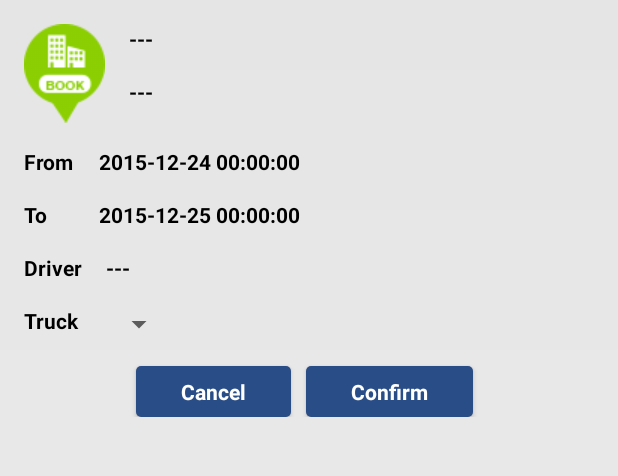
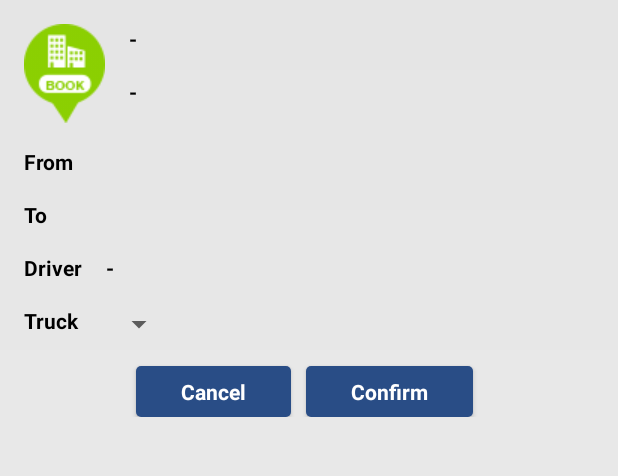
Before and after one commit to phitien/bstp, an Android app: the ConfirmReservationDetailsActivity screen opened directly, with no data from a screen before it, on a phone screen of 412 x 824 dp, the part 117-593 px from its top. Run offline under Robolectric (Android 15) with nearby library versions, the phone set to English and light mode, and no system bars; libraries missing offline, so code that uses them is left out: de.greenrobot.event; network calls fail; pictures from the network do not load; 8 statements that could not run were skipped.

Commit message:
ICMSTP-115

```diff
--- a/app/src/main/java/com/bosch/si/emobility/bstp/activity/ConfirmReservationDetailsActivity.java
+++ b/app/src/main/java/com/bosch/si/emobility/bstp/activity/ConfirmReservationDetailsActivity.java
@@ -18,6 +18,8 @@ import com.bosch.si.emobility.bstp.service.ReserveParkingService;
 import com.bosch.si.rest.IService;
 import com.bosch.si.rest.callback.ServiceCallback;
 import com.google.gson.Gson;
+
+import java.util.Date;
 
 /**
  * Created by SSY1SGP on 26/1/16.
@@ -120,8 +122,8 @@ public class ConfirmReservationDetailsActivity extends Activity {
         reserveParkingService.driverId = driver.getDriverId();
         reserveParkingService.parkingId = parkingLocation.getParkingId();
         reserveParkingService.additionalInfo = getString(R.string.bstp_app);
-        reserveParkingService.startTime = fromDateTime;
-        reserveParkingService.endTime = toDateTime;
+        reserveParkingService.startTime = Utils.getDbFormattedDatetime(fromDateTime);
+        reserveParkingService.endTime = Utils.getDbFormattedDatetime(toDateTime);
         reserveParkingService.vehicleId = confirmReservationComponent.getSelectedTruck();
         reserveParkingService.paymentMode = Constants.PAYMENT_MODE_CREDIT;
         reserveParkingService.parkingLocationName = parkingLocation.getLocationTitle();
--- a/app/src/main/java/com/bosch/si/emobility/bstp/activity/UpcomingActivity.java
+++ b/app/src/main/java/com/bosch/si/emobility/bstp/activity/UpcomingActivity.java
@@ -77,8 +77,8 @@ public class UpcomingActivity extends Activity {
         Date fromDate = Utils.getNextDateByAddingHours(0);
         Date toDate = Utils.getNextDateByAddingHours(24 * 365);
 
-        service.fromDate = Utils.convertDateToAppSpecificFormat(fromDate);
-        service.toDate = Utils.convertDateToAppSpecificFormat(toDate);
+        service.fromDate = Utils.getDbFormattedDatetime(fromDate);
+        service.toDate = Utils.getDbFormattedDatetime(toDate);
         service.searchTerm = "";//TODO to clarify requirements
 
         service.executeAsync(new ServiceCallback() {
--- a/app/src/main/java/com/bosch/si/emobility/bstp/component/SearchComponent.java
+++ b/app/src/main/java/com/bosch/si/emobility/bstp/component/SearchComponent.java
@@ -195,7 +195,7 @@ public class SearchComponent extends Component implements DatePickerDialog.OnDat
         textViewToDate.setText(Utils.getFormattedDate(toDate));
         textViewToTime.setText(Utils.getFormattedTime(toDate));
 
-        searchCriteria.setStartTime(Utils.convertDateToAppSpecificFormat(fromDate)).setEndTime(Utils.convertDateToAppSpecificFormat(toDate));
+        searchCriteria.setStartTime(fromDate.toString()).setEndTime(toDate.toString());
     }
 
     @Override
--- a/app/src/main/java/com/bosch/si/emobility/bstp/core/Constants.java
+++ b/app/src/main/java/com/bosch/si/emobility/bstp/core/Constants.java
@@ -19,7 +19,7 @@ public class Constants {
     public static final float DEFAULT_ZOOM_RADIUS = 25000;
     public static final String DATE_FORMAT = "yyyy-MM-dd";
     public static final String TIME_FORMAT = "hh:mm";
-    public static final String DB_DATETIME_FORMAT = "yyyy-MM-dd hh:mm:ss";
+    public static final String DB_DATETIME_FORMAT = "yyyy-MM-dd'T'HH:mm:ssZ";
     public static final String DATETIME_FORMAT = "yyyy-MM-dd / hh:mm";
     public static final String HOCKEY_APP_ID = "c94bedcf98a14355847b6ebc059b6463";
     public static final String NOT_USED_PARAM = "Notused";
--- a/app/src/main/java/com/bosch/si/emobility/bstp/model/SearchCriteria.java
+++ b/app/src/main/java/com/bosch/si/emobility/bstp/model/SearchCriteria.java
@@ -2,6 +2,7 @@ package com.bosch.si.emobility.bstp.model;
 
 import com.bosch.si.emobility.bstp.core.Constants;
 import com.bosch.si.emobility.bstp.core.Model;
+import com.bosch.si.emobility.bstp.core.Utils;
 import com.bosch.si.emobility.bstp.service.SearchService;
 import com.google.android.gms.maps.model.LatLng;
 
@@ -106,13 +107,13 @@ public class SearchCriteria extends Model {
     private SearchService fillToSearchService(SearchService service) {
 
         service.direction = direction;
-        service.endTime = endTime;
+        service.endTime = Utils.getDbFormattedDatetime(endTime);
         service.highway = highway;
         service.latitude = latitude;
         service.locationName = locationName;
         service.longitude = longitude;
         service.searchString = searchString;
-        service.startTime = startTime;
+        service.startTime = Utils.getDbFormattedDatetime(startTime);
         service.radius = radius;
         return service;
     }
--- a/app/src/main/res/layout/fragment_confirm_reservation.xml
+++ b/app/src/main/res/layout/fragment_confirm_reservation.xml
@@ -1,9 +1,9 @@
 <?xml version="1.0" encoding="utf-8"?>
 <RelativeLayout xmlns:android="http://schemas.android.com/apk/res/android"
-    android:orientation="vertical"
+    android:layout_width="match_parent"
+    android:layout_height="match_parent"
     android:background="@drawable/gradient_background"
-    android:layout_width="match_parent"
-    android:layout_height="match_parent">
+    android:orientation="vertical">
 
     <LinearLayout
         android:id="@+id/parkingLocationInfoMainContainer"
@@ -12,13 +12,13 @@
         android:orientation="horizontal">
 
         <ImageView
-        android:layout_marginTop="@dimen/activity_vertical_margin"
-        android:layout_marginLeft="@dimen/activity_horizontal_margin"
             android:id="@+id/parkingLocationIcon"
             android:layout_width="wrap_content"
             android:layout_height="wrap_content"
             android:layout_alignParentLeft="true"
             android:layout_alignParentTop="true"
+            android:layout_marginLeft="@dimen/activity_horizontal_margin"
+            android:layout_marginTop="@dimen/activity_vertical_margin"
             android:src="@drawable/booking_green" />
 
         <LinearLayout
@@ -35,7 +35,7 @@
                 android:layout_marginLeft="@dimen/activity_horizontal_margin"
                 android:layout_marginTop="@dimen/activity_vertical_margin"
                 android:singleLine="true"
-            android:text="---" />
+                android:text="-" />
 
             <TextView
                 android:id="@+id/textViewReserveParkingAddress"
@@ -45,7 +45,7 @@
                 android:layout_marginLeft="@dimen/activity_horizontal_margin"
                 android:layout_marginTop="@dimen/activity_vertical_margin"
                 android:singleLine="true"
-            android:text="---" />
+                android:text="-" />
 
         </LinearLayout>
 
@@ -75,7 +75,7 @@
             android:layout_marginTop="@dimen/activity_vertical_margin"
             android:layout_toRightOf="@id/textViewFrom"
             android:singleLine="true"
-        android:text="2015-12-24 00:00:00"
+            android:text=""
             android:textAlignment="center" />
 
     </LinearLayout>
@@ -105,7 +105,7 @@
             android:layout_marginTop="@dimen/activity_vertical_margin"
             android:layout_toRightOf="@id/textViewTo"
             android:singleLine="true"
-        android:text="2015-12-25 00:00:00"
+            android:text=""
             android:textAlignment="center" />
 
     </LinearLayout>
@@ -114,26 +114,26 @@
         android:id="@+id/driverInfoContainer"
         android:layout_width="wrap_content"
         android:layout_height="wrap_content"
-        android:layout_marginTop="16dp"
-        android:layout_below="@id/toDateContainer">
+        android:layout_below="@id/toDateContainer"
+        android:layout_marginTop="16dp">
 
         <TextView
             android:id="@+id/textViewDriverNameLabel"
             style="@style/App_TextViewStyle"
             android:layout_width="wrap_content"
             android:layout_height="wrap_content"
-            android:text="@string/Driver"
-            android:layout_marginLeft="@dimen/activity_horizontal_margin" />
+            android:layout_marginLeft="@dimen/activity_horizontal_margin"
+            android:text="@string/Driver" />
 
         <TextView
             android:id="@+id/textViewReserveDriverName"
             style="@style/App_TextViewStyle"
             android:layout_width="wrap_content"
             android:layout_height="wrap_content"
+            android:layout_marginLeft="@dimen/activity_horizontal_margin"
             android:layout_toRightOf="@+id/textViewDriverNameLabel"
-            android:layout_marginLeft="@dimen/activity_horizontal_margin"
             android:singleLine="true"
-            android:text="---"/>
+            android:text="-" />
 
     </LinearLayout>
 
@@ -142,24 +142,24 @@
         android:id="@+id/truckInfoContainer"
         android:layout_width="wrap_content"
         android:layout_height="wrap_content"
-        android:layout_marginTop="16dp"
-        android:layout_below="@id/driverInfoContainer">
+        android:layout_below="@id/driverInfoContainer"
+        android:layout_marginTop="16dp">
 
         <TextView
             android:id="@+id/textViewTruckRegNoLabel"
             style="@style/App_TextViewStyle"
             android:layout_width="wrap_content"
             android:layout_height="wrap_content"
-            android:text="@string/Truck"
-            android:layout_marginLeft="@dimen/activity_horizontal_margin" />
+            android:layout_marginLeft="@dimen/activity_horizontal_margin"
+            android:text="@string/Truck" />
 
         <Spinner
             android:id="@+id/spinnerTruckRegNo"
             android:layout_width="wrap_content"
             android:layout_height="wrap_content"
+            android:layout_marginLeft="@dimen/activity_horizontal_margin"
             android:layout_marginTop="0dp"
-            android:layout_toRightOf="@id/textViewTruckRegNoLabel"
-            android:layout_marginLeft="@dimen/activity_horizontal_margin">
+            android:layout_toRightOf="@id/textViewTruckRegNoLabel">
 
         </Spinner>
 
@@ -176,8 +176,8 @@
             android:id="@+id/cancelConfirmReservation"
             style="@style/App_ButtonStyle"
             android:layout_width="wrap_content"
+            android:layout_marginLeft="10dp"
             android:layout_marginTop="@dimen/activity_vertical_margin"
-            android:layout_marginLeft="10dp"
             android:onClick="onCancelConfirmReserveButtonClicked"
             android:text="@string/Cancel" />
 
@@ -185,11 +185,11 @@
             android:id="@+id/confirmReservation"
             style="@style/App_ButtonStyle"
             android:layout_width="wrap_content"
-            android:layout_toRightOf="@id/cancelConfirmReservation"
             android:layout_alignParentRight="true"
             android:layout_marginLeft="10dp"
             android:layout_marginRight="15dp"
             android:layout_marginTop="@dimen/activity_vertical_margin"
+            android:layout_toRightOf="@id/cancelConfirmReservation"
             android:onClick="onConfirmReserveButtonClicked"
             android:text="@string/Confirm" />
 
--- a/app/src/main/res/values/strings.xml
+++ b/app/src/main/res/values/strings.xml
@@ -1,5 +1,5 @@
 <resources>
-    <string name="app_name" translatable="false">BSTP</string>
+    <string name="app_name" translatable="false"><![CDATA[Book n Park]]></string>
     <string name="action_settings" translatable="false">Settings</string>
     <string name="please_wait" translatable="false">Please wait...</string>
     <string name="search" translatable="false">Search</string>
@@ -18,7 +18,7 @@
     <string name="home" translatable="false">Home</string>
     <string name="upcoming" translatable="false">Upcoming</string>
     <string name="logout" translatable="false">Logout</string>
-    <string name="about" translatable="false">About</string>
+    <string name="about" translatable="false"><![CDATA[About Book n Park]]></string>
 
     <string name="autocomplete_hint" translatable="false">Enter place name or address</string>
     <string name="your_location" translatable="false">Your location</string>
@@ -34,7 +34,7 @@
 
     <string name="title_activity_reservation" translatable="false">Reservation</string>
     <string name="route_to_location" translatable="false">Route to location</string>
-    <string name="title_activity_about" translatable="false">About</string>
+    <string name="title_activity_about" translatable="false"><![CDATA[About Book n Park]]></string>
     <string name="cancel_reservation" translatable="false">Cancel reservation</string>
     <string name="title_confirm_reservation_activity_about" translatable="false">Confirm</string>
     <string name="start_time" translatable="false">Start Time</string>
@@ -47,9 +47,11 @@
     <string name="Confirm" translatable="false">Confirm</string>
     <string name="username" translatable="false">Username</string>
     <string name="password" translatable="false">Password</string>
-    <string name="bstp_app">bstp app</string>
+    <string name="bstp_app" translatable="false">bstp app</string>
     <string name="reserved_successfully" translatable="false">Successfully reserved the parking space!</string>
     <string name="reserved_unsuccessfully" translatable="false">Unable to reserve parking space!</string>
     <string name="unable_to_get_driver_details" translatable="false">Unable to get driver details</string>
+    <string name="reservation_canceled_successfully" translatable="false">Successfully to canceled the reservation</string>
+    <string name="reservation_canceled_unsuccessfully" translatable="false">Failed to cancel the reservation</string>
 
 </resources>
```
Also changed, not shown: app/src/main/java/com/bosch/si/emobility/bstp/activity/ReservationActivity.java (+7 -9 lines), app/src/main/java/com/bosch/si/emobility/bstp/component/ConfirmReservationComponent.java (+9 -8 lines), app/src/main/java/com/bosch/si/emobility/bstp/core/Utils.java (+10 -66 lines), app/src/main/java/com/bosch/si/emobility/bstp/model/ParkingTransaction.java (+4 -24 lines), 1 other file. Lines whose indentation alone changed are shown as unchanged.
